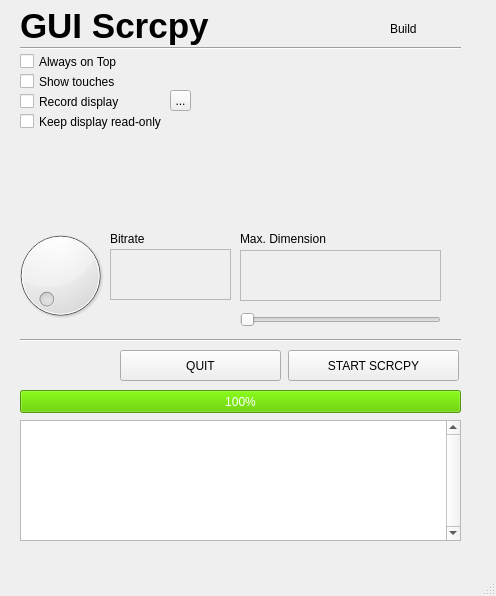
This is mainwindow.ui in srevinsaju/guiscrcpy as Qt 5 draws it before an edit. The edited form follows.
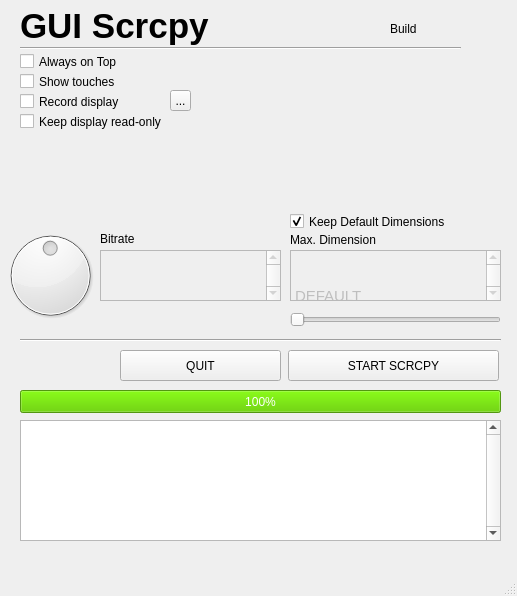
This is the edited form.

```diff
--- a/mainwindow.ui
+++ b/mainwindow.ui
@@ -6,7 +6,7 @@
             <rect>
                 <x>0</x>
                 <y>0</y>
-                <width>496</width>
+                <width>517</width>
                 <height>596</height>
             </rect>
         </property>
@@ -19,7 +19,7 @@
                     <rect>
                         <x>20</x>
                         <y>390</y>
-                        <width>441</width>
+                        <width>481</width>
                         <height>23</height>
                     </rect>
                 </property>
@@ -69,7 +69,7 @@
                     <rect>
                         <x>20</x>
                         <y>330</y>
-                        <width>441</width>
+                        <width>481</width>
                         <height>20</height>
                     </rect>
                 </property>
@@ -83,20 +83,31 @@
                 </property>
                 <property name="geometry">
                     <rect>
-                        <x>240</x>
+                        <x>290</x>
                         <y>250</y>
-                        <width>201</width>
+                        <width>211</width>
                         <height>51</height>
                     </rect>
                 </property>
+                <property name="html">
+                    <string>&lt;!DOCTYPE HTML PUBLIC &quot;-//W3C//DTD HTML 4.0//EN&quot; &quot;http://www.w3.org/TR/REC-html40/strict.dtd&quot;&gt;
+                        &lt;html&gt;&lt;head&gt;&lt;meta name=&quot;qrichtext&quot; content=&quot;1&quot; /&gt;&lt;style
+                        type=&quot;text/css&quot;&gt;
+                        p, li { white-space: pre-wrap; }
+                        &lt;/style&gt;&lt;/head&gt;&lt;body style=&quot; font-family:'Ubuntu'; font-size:11pt;
+                        font-weight:400; font-style:normal;&quot;&gt;
+                        &lt;p style=&quot; margin-top:0px; margin-bottom:0px; margin-left:0px; margin-right:0px;
+                        -qt-block-indent:0; text-indent:0px;&quot;&gt;DEFAULT&lt;/p&gt;&lt;/body&gt;&lt;/html&gt;
+                    </string>
+                </property>
             </widget>
             <widget class="QLabel" name="label_2">
                 <property name="geometry">
                     <rect>
-                        <x>240</x>
+                        <x>290</x>
                         <y>230</y>
-                        <width>201</width>
-                        <height>17</height>
+                        <width>151</width>
+                        <height>20</height>
                     </rect>
                 </property>
                 <property name="text">
@@ -148,9 +159,9 @@
                 </property>
                 <property name="geometry">
                     <rect>
-                        <x>110</x>
-                        <y>249</y>
-                        <width>121</width>
+                        <x>100</x>
+                        <y>250</y>
+                        <width>181</width>
                         <height>51</height>
                     </rect>
                 </property>
@@ -161,6 +172,17 @@
                         <bold>true</bold>
                     </font>
                 </property>
+                <property name="html">
+                    <string>&lt;!DOCTYPE HTML PUBLIC &quot;-//W3C//DTD HTML 4.0//EN&quot; &quot;http://www.w3.org/TR/REC-html40/strict.dtd&quot;&gt;
+                        &lt;html&gt;&lt;head&gt;&lt;meta name=&quot;qrichtext&quot; content=&quot;1&quot; /&gt;&lt;style
+                        type=&quot;text/css&quot;&gt;
+                        p, li { white-space: pre-wrap; }
+                        &lt;/style&gt;&lt;/head&gt;&lt;body style=&quot; font-family:'Ubuntu'; font-size:25pt;
+                        font-weight:600; font-style:normal;&quot;&gt;
+                        &lt;p style=&quot; margin-top:0px; margin-bottom:0px; margin-left:0px; margin-right:0px;
+                        -qt-block-indent:0; text-indent:0px;&quot;&gt;8000 KB/s&lt;/p&gt;&lt;/body&gt;&lt;/html&gt;
+                    </string>
+                </property>
             </widget>
             <widget class="QLabel" name="build_label">
                 <property name="geometry">
@@ -176,14 +198,23 @@
                 </property>
             </widget>
             <widget class="QSlider" name="dimensionSlider">
+                <property name="enabled">
+                    <bool>false</bool>
+                </property>
                 <property name="geometry">
                     <rect>
-                        <x>240</x>
+                        <x>290</x>
                         <y>310</y>
-                        <width>201</width>
+                        <width>211</width>
                         <height>20</height>
                     </rect>
                 </property>
+                <property name="minimum">
+                    <number>320</number>
+                </property>
+                <property name="maximum">
+                    <number>2048</number>
+                </property>
                 <property name="orientation">
                     <enum>Qt::Horizontal</enum>
                 </property>
@@ -211,7 +242,7 @@
             <widget class="QDial" name="dial">
                 <property name="geometry">
                     <rect>
-                        <x>10</x>
+                        <x>0</x>
                         <y>220</y>
                         <width>101</width>
                         <height>111</height>
@@ -220,6 +251,18 @@
                 <property name="cursor">
                     <cursorShape>SizeHorCursor</cursorShape>
                 </property>
+                <property name="minimum">
+                    <number>64</number>
+                </property>
+                <property name="maximum">
+                    <number>16000</number>
+                </property>
+                <property name="singleStep">
+                    <number>2</number>
+                </property>
+                <property name="value">
+                    <number>8000</number>
+                </property>
             </widget>
             <widget class="QTextEdit" name="terminal">
                 <property name="enabled">
@@ -229,7 +272,7 @@
                     <rect>
                         <x>20</x>
                         <y>420</y>
-                        <width>441</width>
+                        <width>481</width>
                         <height>121</height>
                     </rect>
                 </property>
@@ -284,7 +327,7 @@
             <widget class="QLabel" name="label">
                 <property name="geometry">
                     <rect>
-                        <x>110</x>
+                        <x>100</x>
                         <y>230</y>
                         <width>111</width>
                         <height>17</height>
@@ -299,7 +342,7 @@
                     <rect>
                         <x>288</x>
                         <y>350</y>
-                        <width>171</width>
+                        <width>211</width>
                         <height>31</height>
                     </rect>
                 </property>
@@ -320,6 +363,22 @@
                     <string>QUIT</string>
                 </property>
             </widget>
+            <widget class="QCheckBox" name="dimensionDefaultCheckbox">
+                <property name="geometry">
+                    <rect>
+                        <x>290</x>
+                        <y>210</y>
+                        <width>211</width>
+                        <height>23</height>
+                    </rect>
+                </property>
+                <property name="text">
+                    <string>Keep Default Dimensions</string>
+                </property>
+                <property name="checked">
+                    <bool>true</bool>
+                </property>
+            </widget>
         </widget>
         <widget class="QMenuBar" name="menubar">
             <property name="geometry">
```
Left out of the diff: 6 changed lines with no effect on the pictures.
